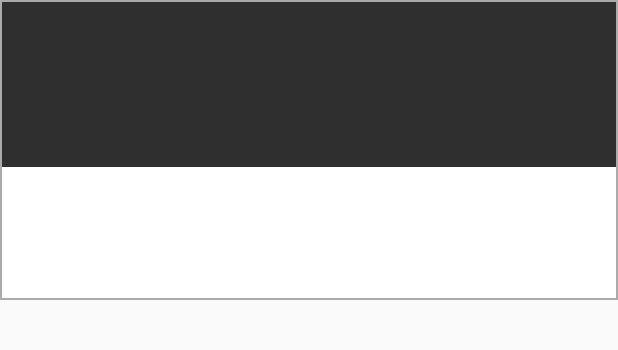
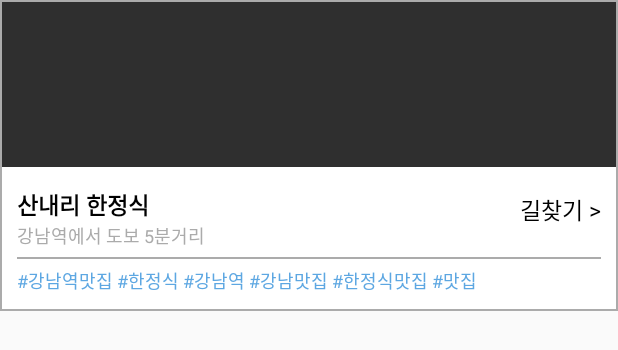
Before and after one commit to CalyFactory/caly-android, an Android app: the layout item_reco_mapitem.xml on its own in the app's theme, with its tools: preview values and no code run, on a phone screen of 412 x 824 dp. Shown: the top 350 px of the screen. Run offline under Robolectric (Android 15) with nearby library versions, the phone set to English and light mode, and no system bars.

Commit message:
change default color

```diff
--- a/app/src/main/java/io/caly/calyandroid/Fragment/RecoMapFragment.java
+++ b/app/src/main/java/io/caly/calyandroid/Fragment/RecoMapFragment.java
@@ -81,7 +81,7 @@ public class RecoMapFragment extends BaseFragment {
 
         pager.setClipToPadding(false);
         pager.setPadding(120,0,160,0);
-        pager.setPageMargin(100);
+        pager.setPageMargin(80);
         pager.setAdapter(new RecoMapListAdapter(LayoutInflater.from(getContext())));
     }
 
--- a/app/src/main/res/layout/activity_splash.xml
+++ b/app/src/main/res/layout/activity_splash.xml
@@ -5,7 +5,7 @@
 
     <LinearLayout
         android:layout_width="match_parent"
-        android:background="#ff652a"
+        android:background="@color/colorPrimary"
         android:paddingTop="100dp"
         android:gravity="center_horizontal"
         android:orientation="vertical"
--- a/app/src/main/res/layout/fragment_recomap.xml
+++ b/app/src/main/res/layout/fragment_recomap.xml
@@ -18,8 +18,7 @@
             android:id="@+id/pager_recomap"
             android:layout_gravity="bottom"
             android:layout_width="match_parent"
-            android:layout_marginBottom="50dp"
-            android:layout_height="200dp">
+            android:layout_height="270dp">
 
         </android.support.v4.view.ViewPager>
 
--- a/app/src/main/res/layout/item_reco_mapitem.xml
+++ b/app/src/main/res/layout/item_reco_mapitem.xml
@@ -7,7 +7,7 @@
         android:layout_width="match_parent"
         android:background="#ababab"
         android:padding="1dp"
-        android:layout_height="200dp">
+        android:layout_height="wrap_content">
 
         <LinearLayout
             android:layout_width="match_parent"
@@ -30,8 +30,75 @@
 
             <LinearLayout
                 android:layout_width="match_parent"
+                android:paddingLeft="10dp"
+                android:paddingRight="10dp"
+                android:layout_marginTop="8dp"
+                android:layout_marginBottom="10dp"
+                android:orientation="vertical"
                 android:layout_height="match_parent">
 
+
+                <LinearLayout
+                    android:layout_width="match_parent"
+                    android:orientation="horizontal"
+                    android:paddingBottom="5dp"
+                    android:paddingTop="5dp"
+                    android:layout_height="wrap_content">
+
+                    <LinearLayout
+                        android:layout_width="wrap_content"
+                        android:layout_weight="1"
+                        android:orientation="vertical"
+                        android:gravity="center_vertical"
+                        android:layout_height="match_parent">
+
+                        <TextView
+                            android:layout_width="wrap_content"
+                            android:text="산내리 한정식"
+                            android:textSize="15dp"
+                            android:textColor="#000000"
+                            android:textStyle="bold"
+                            android:layout_height="wrap_content" />
+
+                        <TextView
+                            android:layout_width="wrap_content"
+                            android:text="강남역에서 도보 5분거리"
+                            android:textSize="12dp"
+                            android:textColor="#ababab"
+                            android:layout_height="wrap_content" />
+
+                    </LinearLayout>
+
+                    <LinearLayout
+                        android:layout_width="wrap_content"
+                        android:gravity="center_vertical"
+                        android:layout_height="match_parent">
+
+                        <TextView
+                            android:layout_marginBottom="5dp"
+                            android:layout_width="wrap_content"
+                            android:text="길찾기 >"
+                            android:textSize="15dp"
+                            android:textColor="#000000"
+                            android:layout_height="wrap_content" />
+
+                    </LinearLayout>
+
+                </LinearLayout>
+
+                <View
+                    android:layout_width="match_parent"
+                    android:layout_height="1dp"
+                    android:background="#ababab"
+                />
+
+                <TextView
+                    android:layout_marginTop="5dp"
+                    android:layout_width="wrap_content"
+                    android:text="#강남역맛집 #한정식 #강남역 #강남맛집 #한정식맛집 #맛집"
+                    android:textSize="12dp"
+                    android:textColor="#5da7e2"
+                    android:layout_height="wrap_content" />
 
 
             </LinearLayout>
--- a/app/src/main/res/values/colors.xml
+++ b/app/src/main/res/values/colors.xml
@@ -1,6 +1,6 @@
 <?xml version="1.0" encoding="utf-8"?>
 <resources>
-    <color name="colorPrimary">#ff6427</color>
-    <color name="colorPrimaryDark">#ff5225</color>
+    <color name="colorPrimary">#56b7e6</color>
+    <color name="colorPrimaryDark">#42a3d3</color>
     <color name="colorAccent">#303F9F</color>
 </resources>
```
